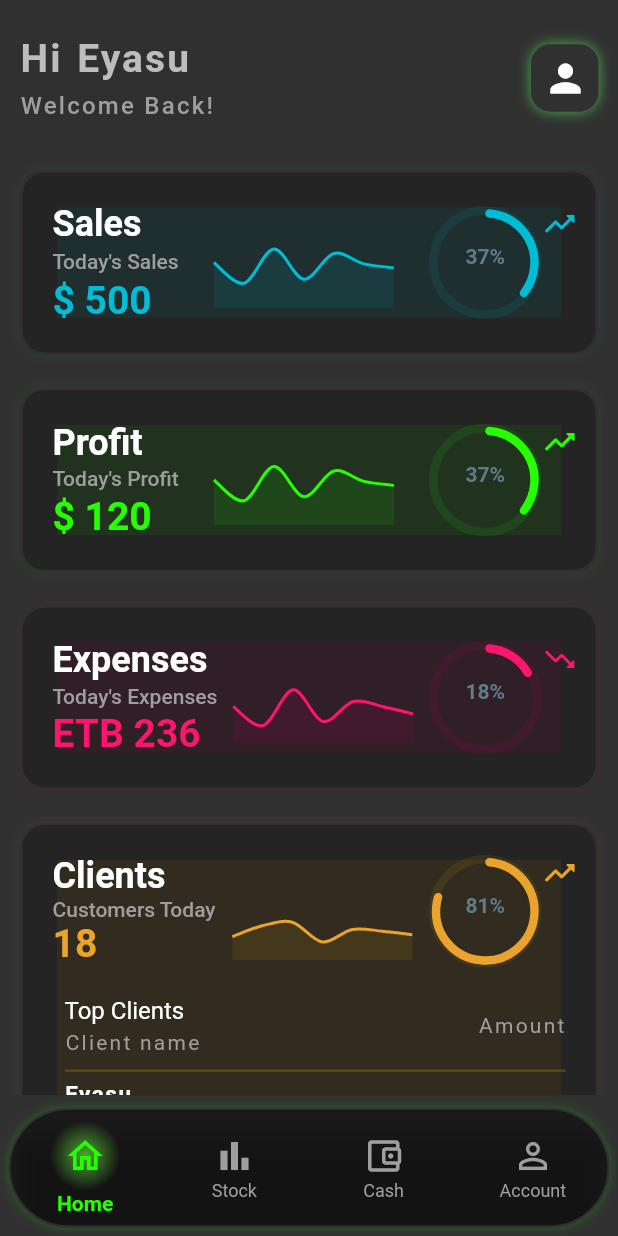
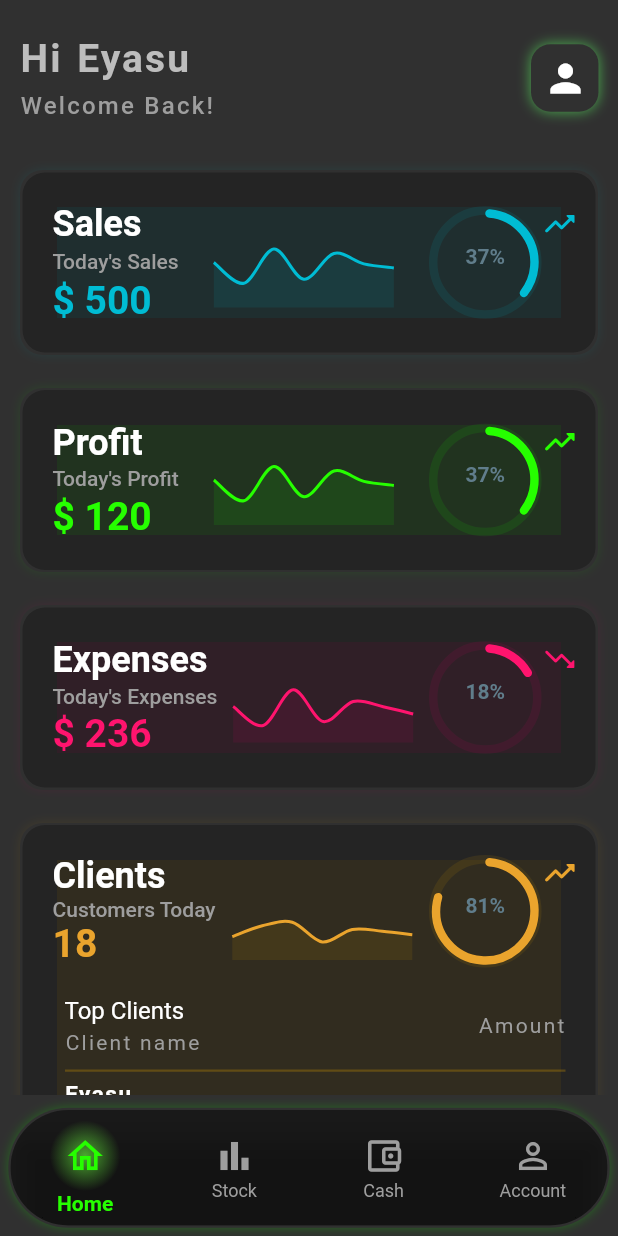
Before and after one commit to IyasuH/mystore, a Flutter app: the screen it shows after launch, on a phone screen of 412 x 824 dp. Run offline on Flutter 3.47's test engine with Material 2 defaults, Android fonts, the phone set to English and light mode, and no system bars; drawn by our look-alikes of syncfusion_flutter_gauges; our stand-ins replace dotted_border, fl_chart, flutter_datetime_picker, syncfusion_flutter_charts; missing offline and left inert: avatars, dart:ffi.

Commit message:
minor updates

```diff
--- a/lib/screens/accountTab.dart
+++ b/lib/screens/accountTab.dart
@@ -194,7 +194,7 @@ class _AcoountTabState extends State<AcoountTab> {
                                           ),
                                         ],
                                       ),
-                                      SizedBox(height: 10),
+                                      const SizedBox(height: 10),
                                       Column(
                                         crossAxisAlignment:
                                             CrossAxisAlignment.start,
--- a/lib/screens/homeTab.dart
+++ b/lib/screens/homeTab.dart
@@ -248,7 +248,7 @@ class _HomeTabState extends State<HomeTab> {
                   ),
                 ),
                 Text(
-                  '\ETB 236',
+                  '\$ 236',
                   style: TextStyle(
                     color: expensePrimaryColor,
                     fontSize: 26,
```
